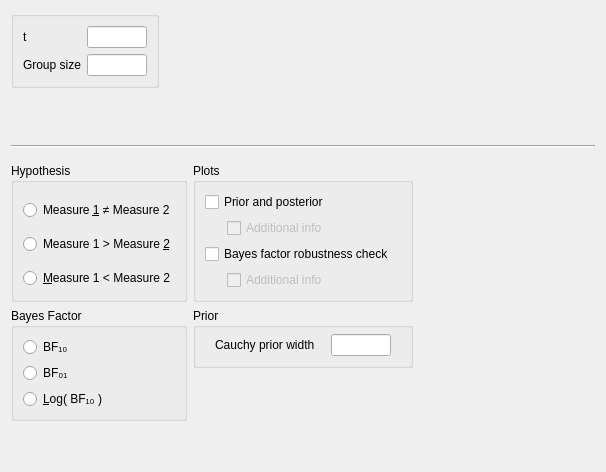
Qt form JASP-Desktop/analysisforms/Bain/bainttestbayesianpairedsamplesform.ui (AlexanderLyNL/jasp-desktop) before a commit.
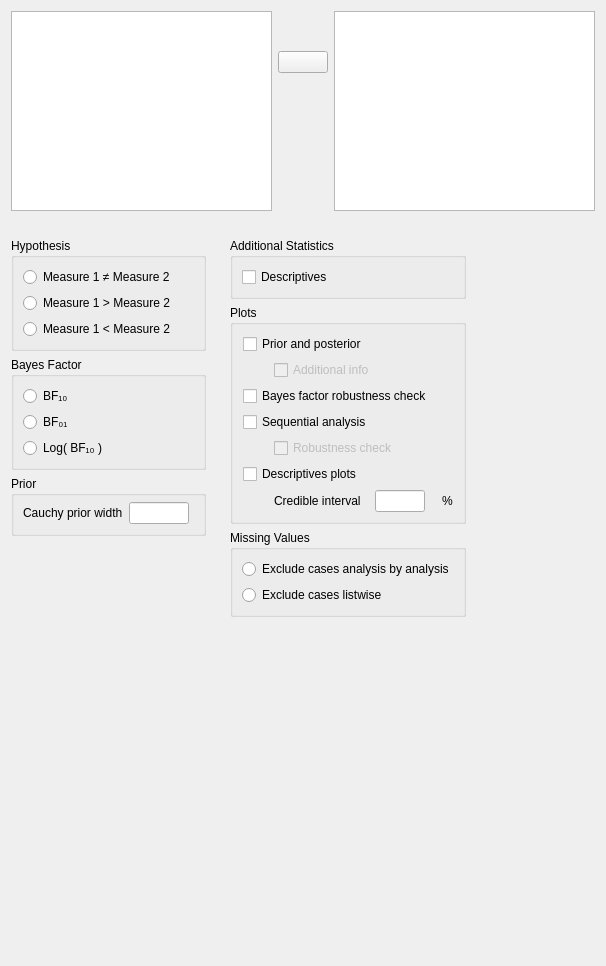
The same form after that commit. Custom widgets are drawn as their Qt base class.

Commit message: changed input type to 'standard' input

Diff of the .ui file:
```diff
--- a/JASP-Desktop/analysisforms/Bain/bainttestbayesianpairedsamplesform.ui
+++ b/JASP-Desktop/analysisforms/Bain/bainttestbayesianpairedsamplesform.ui
@@ -7,7 +7,7 @@
     <x>0</x>
     <y>0</y>
     <width>606</width>
-    <height>472</height>
+    <height>966</height>
    </rect>
   </property>
   <property name="sizePolicy">
@@ -19,77 +19,125 @@
   <property name="windowTitle">
    <string>Form</string>
   </property>
-  <layout class="QGridLayout" name="gridLayout">
-   <item row="2" column="0" colspan="2">
-    <widget class="Line" name="line">
-     <property name="orientation">
-      <enum>Qt::Horizontal</enum>
-     </property>
-    </widget>
-   </item>
+  <layout class="QGridLayout" name="gridLayout_8">
+   <property name="verticalSpacing">
+    <number>0</number>
+   </property>
    <item row="0" column="0">
-    <widget class="BoundGroupBox" name="missingValues">
-     <property name="title">
-      <string/>
+    <widget class="QWidget" name="topWidget" native="true">
+     <property name="sizePolicy">
+      <sizepolicy hsizetype="Expanding" vsizetype="Fixed">
+       <horstretch>0</horstretch>
+       <verstretch>0</verstretch>
+      </sizepolicy>
      </property>
-     <property name="flat">
-      <bool>false</bool>
-     </property>
-     <layout class="QGridLayout" name="gridLayout_6">
-      <item row="0" column="0">
-       <widget class="QLabel" name="label_2">
-        <property name="text">
-         <string>t</string>
-        </property>
-       </widget>
-      </item>
-      <item row="1" column="0">
-       <widget class="QLabel" name="label_3">
-        <property name="text">
-         <string>&lt;html&gt;&lt;head/&gt;&lt;body&gt;&lt;p&gt;Group size&lt;/p&gt;&lt;/body&gt;&lt;/html&gt;</string>
-        </property>
-       </widget>
-      </item>
+     <layout class="QGridLayout" name="gridLayout">
+      <property name="leftMargin">
+       <number>0</number>
+      </property>
+      <property name="topMargin">
+       <number>0</number>
+      </property>
+      <property name="rightMargin">
+       <number>0</number>
+      </property>
+      <property name="verticalSpacing">
+       <number>0</number>
+      </property>
       <item row="0" column="1">
-       <widget class="BoundTextBox" name="tStatistic">
-        <property name="sizePolicy">
-         <sizepolicy hsizetype="Fixed" vsizetype="Preferred">
-          <horstretch>0</horstretch>
-          <verstretch>0</verstretch>
-         </sizepolicy>
+       <spacer name="verticalSpacer_4">
+        <property name="orientation">
+         <enum>Qt::Vertical</enum>
         </property>
-        <property name="minimumSize">
+        <property name="sizeType">
+         <enum>QSizePolicy::Fixed</enum>
+        </property>
+        <property name="sizeHint" stdset="0">
          <size>
-          <width>60</width>
-          <height>0</height>
+          <width>20</width>
+          <height>40</height>
          </size>
         </property>
-        <property name="maximumSize">
+       </spacer>
+      </item>
+      <item row="2" column="1">
+       <spacer name="verticalSpacer_3">
+        <property name="orientation">
+         <enum>Qt::Vertical</enum>
+        </property>
+        <property name="sizeHint" stdset="0">
          <size>
-          <width>60</width>
-          <height>16777215</height>
+          <width>20</width>
+          <height>40</height>
          </size>
         </property>
-       </widget>
+       </spacer>
       </item>
       <item row="1" column="1">
-       <widget class="BoundTextBox" name="n1Size">
+       <widget class="AssignButton" name="assignButton">
         <property name="sizePolicy">
-         <sizepolicy hsizetype="Fixed" vsizetype="Preferred">
+         <sizepolicy hsizetype="Fixed" vsizetype="Fixed">
           <horstretch>0</horstretch>
           <verstretch>0</verstretch>
          </sizepolicy>
         </property>
         <property name="minimumSize">
          <size>
-          <width>60</width>
+          <width>50</width>
           <height>0</height>
          </size>
         </property>
         <property name="maximumSize">
          <size>
-          <width>60</width>
+          <width>50</width>
           <height>16777215</height>
+         </size>
+        </property>
+        <property name="text">
+         <string/>
+        </property>
+       </widget>
+      </item>
+      <item row="0" column="0" rowspan="3">
+       <widget class="AvailableFieldsListView" name="availableFields">
+        <property name="sizePolicy">
+         <sizepolicy hsizetype="Preferred" vsizetype="Fixed">
+          <horstretch>0</horstretch>
+          <verstretch>0</verstretch>
+         </sizepolicy>
+        </property>
+        <property name="minimumSize">
+         <size>
+          <width>210</width>
+          <height>200</height>
+         </size>
+        </property>
+        <property name="maximumSize">
+         <size>
+          <width>16777215</width>
+          <height>400</height>
+         </size>
+        </property>
+       </widget>
+      </item>
+      <item row="0" column="3" rowspan="3">
+       <widget class="BoundPairsTable" name="pairs">
+        <property name="sizePolicy">
+         <sizepolicy hsizetype="Preferred" vsizetype="Fixed">
+          <horstretch>0</horstretch>
+          <verstretch>0</verstretch>
+         </sizepolicy>
+        </property>
+        <property name="minimumSize">
+         <size>
+          <width>210</width>
+          <height>200</height>
+         </size>
+        </property>
+        <property name="maximumSize">
+         <size>
+          <width>16777215</width>
+          <height>400</height>
          </size>
         </property>
        </widget>
@@ -97,8 +145,8 @@
      </layout>
     </widget>
    </item>
-   <item row="3" column="0" colspan="2">
-    <widget class="QWidget" name="gridWidget" native="true">
+   <item row="1" column="0">
+    <widget class="QWidget" name="options" native="true">
      <property name="sizePolicy">
       <sizepolicy hsizetype="Fixed" vsizetype="Fixed">
        <horstretch>0</horstretch>
@@ -115,41 +163,25 @@
       <property name="bottomMargin">
        <number>0</number>
       </property>
-      <item row="1" column="1">
-       <widget class="QWidget" name="widget_3" native="true">
-        <property name="sizePolicy">
-         <sizepolicy hsizetype="Preferred" vsizetype="Preferred">
-          <horstretch>0</horstretch>
-          <verstretch>0</verstretch>
-         </sizepolicy>
+      <property name="horizontalSpacing">
+       <number>24</number>
+      </property>
+      <item row="0" column="0">
+       <widget class="QWidget" name="widget_2" native="true">
+        <property name="maximumSize">
+         <size>
+          <width>240</width>
+          <height>16777215</height>
+         </size>
         </property>
-        <layout class="QGridLayout" name="gridLayout_2">
+        <layout class="QGridLayout" name="gridLayout_5">
          <property name="leftMargin">
           <number>0</number>
          </property>
-         <property name="topMargin">
-          <number>0</number>
-         </property>
          <property name="rightMargin">
           <number>0</number>
          </property>
-         <property name="bottomMargin">
-          <number>0</number>
-         </property>
-         <item row="4" column="0">
-          <spacer name="verticalSpacer_4">
-           <property name="orientation">
-            <enum>Qt::Vertical</enum>
-           </property>
-           <property name="sizeHint" stdset="0">
-            <size>
-             <width>20</width>
-             <height>40</height>
-            </size>
-           </property>
-          </spacer>
-         </item>
-         <item row="0" column="0">
+         <item row="2" column="0">
           <widget class="GroupBox" name="groupBox">
            <property name="title">
             <string>Prior</string>
@@ -158,6 +190,19 @@
             <property name="topMargin">
              <number>6</number>
             </property>
+            <item row="0" column="2">
+             <spacer name="horizontalSpacer_2">
+              <property name="orientation">
+               <enum>Qt::Horizontal</enum>
+              </property>
+              <property name="sizeHint" stdset="0">
+               <size>
+                <width>5</width>
+                <height>20</height>
+               </size>
+              </property>
+             </spacer>
+            </item>
             <item row="0" column="0">
              <widget class="QLabel" name="label">
               <property name="sizePolicy">
@@ -196,31 +241,84 @@
            </layout>
           </widget>
          </item>
-        </layout>
-       </widget>
-      </item>
-      <item row="1" column="0">
-       <widget class="QWidget" name="widget_2" native="true">
-        <property name="maximumSize">
-         <size>
-          <width>240</width>
-          <height>16777215</height>
-         </size>
-        </property>
-        <layout class="QGridLayout" name="gridLayout_5">
-         <property name="leftMargin">
-          <number>0</number>
-         </property>
-         <property name="topMargin">
-          <number>0</number>
-         </property>
-         <property name="rightMargin">
-          <number>0</number>
-         </property>
-         <property name="bottomMargin">
-          <number>0</number>
-         </property>
-         <item row="5" column="0">
+         <item row="0" column="0">
+          <widget class="BoundGroupBox" name="hypothesis">
+           <property name="title">
+            <string>Hypothesis</string>
+           </property>
+           <property name="flat">
+            <bool>false</bool>
+           </property>
+           <layout class="QGridLayout" name="gridLayout_9">
+            <item row="0" column="0">
+             <widget class="QRadioButton" name="_1twoTailed">
+              <property name="sizePolicy">
+               <sizepolicy hsizetype="Fixed" vsizetype="Fixed">
+                <horstretch>0</horstretch>
+                <verstretch>0</verstretch>
+               </sizepolicy>
+              </property>
+              <property name="text">
+               <string>Measure 1 ≠ Measure 2</string>
+              </property>
+             </widget>
+            </item>
+            <item row="2" column="0">
+             <widget class="QRadioButton" name="_3oneTailedLessThan">
+              <property name="sizePolicy">
+               <sizepolicy hsizetype="Fixed" vsizetype="Fixed">
+                <horstretch>0</horstretch>
+                <verstretch>0</verstretch>
+               </sizepolicy>
+              </property>
+              <property name="text">
+               <string>Measure 1 &lt; Measure 2</string>
+              </property>
+             </widget>
+            </item>
+            <item row="1" column="0">
+             <widget class="QRadioButton" name="_2oneTailedGreaterThan">
+              <property name="sizePolicy">
+               <sizepolicy hsizetype="Fixed" vsizetype="Fixed">
+                <horstretch>0</horstretch>
+                <verstretch>0</verstretch>
+               </sizepolicy>
+              </property>
+              <property name="text">
+               <string>Measure 1 &gt; Measure 2</string>
+              </property>
+             </widget>
+            </item>
+            <item row="1" column="1">
+             <spacer name="horizontalSpacer_3">
+              <property name="orientation">
+               <enum>Qt::Horizontal</enum>
+              </property>
+              <property name="sizeHint" stdset="0">
+               <size>
+                <width>5</width>
+                <height>20</height>
+               </size>
+              </property>
+             </spacer>
+            </item>
+           </layout>
+          </widget>
+         </item>
+         <item row="6" column="0">
+          <spacer name="verticalSpacer">
+           <property name="orientation">
+            <enum>Qt::Vertical</enum>
+           </property>
+           <property name="sizeHint" stdset="0">
+            <size>
+             <width>20</width>
+             <height>40</height>
+            </size>
+           </property>
+          </spacer>
+         </item>
+         <item row="1" column="0">
           <widget class="BoundGroupBox" name="bayesFactorType">
            <property name="title">
             <string>Bayes Factor</string>
@@ -229,19 +327,6 @@
             <bool>false</bool>
            </property>
            <layout class="QGridLayout" name="gridLayout_13">
-            <item row="0" column="0">
-             <widget class="QRadioButton" name="_1">
-              <property name="sizePolicy">
-               <sizepolicy hsizetype="Fixed" vsizetype="Fixed">
-                <horstretch>0</horstretch>
-                <verstretch>0</verstretch>
-               </sizepolicy>
-              </property>
-              <property name="text">
-               <string>BF₁₀</string>
-              </property>
-             </widget>
-            </item>
             <item row="1" column="0">
              <widget class="QRadioButton" name="_2">
               <property name="sizePolicy">
@@ -264,18 +349,31 @@
                </sizepolicy>
               </property>
               <property name="text">
-               <string>&amp;Log( BF₁₀ )</string>
+               <string>Log( BF₁₀ )</string>
+              </property>
+             </widget>
+            </item>
+            <item row="0" column="0">
+             <widget class="QRadioButton" name="_1">
+              <property name="sizePolicy">
+               <sizepolicy hsizetype="Fixed" vsizetype="Fixed">
+                <horstretch>0</horstretch>
+                <verstretch>0</verstretch>
+               </sizepolicy>
+              </property>
+              <property name="text">
+               <string>BF₁₀</string>
               </property>
              </widget>
             </item>
             <item row="1" column="1">
-             <spacer name="horizontalSpacer_3">
+             <spacer name="horizontalSpacer">
               <property name="orientation">
                <enum>Qt::Horizontal</enum>
               </property>
               <property name="sizeHint" stdset="0">
                <size>
-                <width>40</width>
+                <width>5</width>
                 <height>20</height>
                </size>
               </property>
@@ -284,151 +382,252 @@
            </layout>
           </widget>
          </item>
-         <item row="7" column="0">
-          <spacer name="verticalSpacer">
-           <property name="orientation">
-            <enum>Qt::Vertical</enum>
-           </property>
-           <property name="sizeHint" stdset="0">
-            <size>
-             <width>20</width>
-             <height>40</height>
-            </size>
-           </property>
-          </spacer>
-         </item>
-        </layout>
-       </widget>
-      </item>
-      <item row="0" column="0">
-       <widget class="BoundGroupBox" name="hypothesis">
-        <property name="title">
-         <string>Hypothesis</string>
-        </property>
-        <property name="flat">
-         <bool>true</bool>
-        </property>
-        <layout class="QGridLayout" name="gridLayout_9">
-         <property name="bottomMargin">
-          <number>0</number>
-         </property>
-         <item row="2" column="0">
-          <widget class="QRadioButton" name="_3oneTailedLessThan">
-           <property name="sizePolicy">
-            <sizepolicy hsizetype="Fixed" vsizetype="Fixed">
-             <horstretch>0</horstretch>
-             <verstretch>0</verstretch>
-            </sizepolicy>
-           </property>
-           <property name="text">
-            <string>&amp;Measure 1 &lt; Measure 2</string>
-           </property>
-          </widget>
-         </item>
-         <item row="1" column="0">
-          <widget class="QRadioButton" name="_2oneTailedGreaterThan">
-           <property name="sizePolicy">
-            <sizepolicy hsizetype="Fixed" vsizetype="Fixed">
-             <horstretch>0</horstretch>
-             <verstretch>0</verstretch>
-            </sizepolicy>
-           </property>
-           <property name="text">
-            <string>Measure 1 &gt; Measure &amp;2</string>
-           </property>
-          </widget>
-         </item>
-         <item row="0" column="0">
-          <widget class="QRadioButton" name="_1twoTailed">
-           <property name="sizePolicy">
-            <sizepolicy hsizetype="Fixed" vsizetype="Fixed">
-             <horstretch>0</horstretch>
-             <verstretch>0</verstretch>
-            </sizepolicy>
-           </property>
-           <property name="text">
-            <string>Measure &amp;1 ≠ Measure 2</string>
-           </property>
-          </widget>
-         </item>
         </layout>
        </widget>
       </item>
       <item row="0" column="1">
-       <widget class="GroupBox" name="plotsGroup">
-        <property name="title">
-         <string>Plots</string>
-        </property>
-        <layout class="QGridLayout" name="gridLayout_4">
-         <item row="0" column="0" colspan="3">
-          <widget class="BoundCheckBox" name="plotPriorAndPosterior">
-           <property name="enabled">
-            <bool>true</bool>
+       <widget class="QWidget" name="widget_3" native="true">
+        <layout class="QGridLayout" name="gridLayout_2">
+         <property name="leftMargin">
+          <number>0</number>
+         </property>
+         <property name="rightMargin">
+          <number>0</number>
+         </property>
+         <item row="0" column="0" colspan="2">
+          <widget class="GroupBox" name="additionalStatisticsGroup">
+           <property name="title">
+            <string>Additional Statistics</string>
            </property>
-           <property name="sizePolicy">
-            <sizepolicy hsizetype="Fixed" vsizetype="Fixed">
-             <horstretch>0</horstretch>
-             <verstretch>0</verstretch>
-            </sizepolicy>
-           </property>
-           <property name="text">
-            <string>Prior and posterior</string>
-           </property>
+           <layout class="QGridLayout" name="gridLayout_3">
+            <item row="0" column="0" colspan="2">
+             <widget class="BoundCheckBox" name="descriptives">
+              <property name="sizePolicy">
+               <sizepolicy hsizetype="Fixed" vsizetype="Fixed">
+                <horstretch>0</horstretch>
+                <verstretch>0</verstretch>
+               </sizepolicy>
+              </property>
+              <property name="text">
+               <string>Descriptives</string>
+              </property>
+             </widget>
+            </item>
+           </layout>
           </widget>
          </item>
-         <item row="2" column="1" colspan="3">
-          <widget class="BoundCheckBox" name="plotPriorAndPosteriorAdditionalInfo">
-           <property name="enabled">
-            <bool>false</bool>
+         <item row="1" column="0" colspan="2">
+          <widget class="GroupBox" name="plotsGroup">
+           <property name="title">
+            <string>Plots</string>
            </property>
-           <property name="sizePolicy">
-            <sizepolicy hsizetype="Fixed" vsizetype="Fixed">
-             <horstretch>0</horstretch>
-             <verstretch>0</verstretch>
-            </sizepolicy>
-           </property>
-           <property name="text">
-            <string>Additional info</string>
-           </property>
+           <layout class="QGridLayout" name="gridLayout_4">
+            <item row="6" column="0">
+             <widget class="QLabel" name="label_4">
+              <property name="minimumSize">
+               <size>
+                <width>10</width>
+                <height>0</height>
+               </size>
+              </property>
+              <property name="maximumSize">
+               <size>
+                <width>10</width>
+                <height>16777215</height>
+               </size>
+              </property>
+              <property name="text">
+               <string/>
+              </property>
+             </widget>
+            </item>
+            <item row="3" column="0" colspan="3">
+             <widget class="BoundCheckBox" name="plotSequentialAnalysis">
+              <property name="sizePolicy">
+               <sizepolicy hsizetype="Fixed" vsizetype="Fixed">
+                <horstretch>0</horstretch>
+                <verstretch>0</verstretch>
+               </sizepolicy>
+              </property>
+              <property name="text">
+               <string>Sequential analysis</string>
+              </property>
+             </widget>
+            </item>
+            <item row="6" column="3">
+             <widget class="QLabel" name="label_3">
+              <property name="sizePolicy">
+               <sizepolicy hsizetype="Fixed" vsizetype="Fixed">
+                <horstretch>0</horstretch>
+                <verstretch>0</verstretch>
+               </sizepolicy>
+              </property>
+              <property name="text">
+               <string>%</string>
+              </property>
+             </widget>
+            </item>
+            <item row="6" column="1">
+             <widget class="QLabel" name="label_2">
+              <property name="sizePolicy">
+               <sizepolicy hsizetype="Fixed" vsizetype="Fixed">
+                <horstretch>0</horstretch>
+                <verstretch>0</verstretch>
+               </sizepolicy>
+              </property>
+              <property name="text">
+               <string>Credible interval</string>
+              </property>
+             </widget>
+            </item>
+            <item row="6" column="2">
+             <widget class="BoundTextBox" name="descriptivesPlotsCredibleInterval">
+              <property name="sizePolicy">
+               <sizepolicy hsizetype="Fixed" vsizetype="Preferred">
+                <horstretch>0</horstretch>
+                <verstretch>0</verstretch>
+               </sizepolicy>
+              </property>
+              <property name="minimumSize">
+               <size>
+                <width>50</width>
+                <height>0</height>
+               </size>
+              </property>
+              <property name="maximumSize">
+               <size>
+                <width>50</width>
+                <height>16777215</height>
+               </size>
+              </property>
+             </widget>
+            </item>
+            <item row="5" column="0" colspan="3">
+             <widget class="BoundCheckBox" name="descriptivesPlots">
+              <property name="sizePolicy">
+               <sizepolicy hsizetype="Fixed" vsizetype="Fixed">
+                <horstretch>0</horstretch>
+                <verstretch>0</verstretch>
+               </sizepolicy>
+              </property>
+              <property name="text">
+               <string>Descriptives plots</string>
+              </property>
+             </widget>
+            </item>
+            <item row="2" column="0" colspan="3">
+             <widget class="BoundCheckBox" name="plotBayesFactorRobustness">
+              <property name="sizePolicy">
+               <sizepolicy hsizetype="Fixed" vsizetype="Fixed">
+                <horstretch>0</horstretch>
+                <verstretch>0</verstretch>
+               </sizepolicy>
+              </property>
+              <property name="text">
+               <string>Bayes factor robustness check</string>
+              </property>
+             </widget>
+            </item>
+            <item row="4" column="1" colspan="3">
+             <widget class="BoundCheckBox" name="plotSequentialAnalysisRobustness">
+              <property name="enabled">
+               <bool>false</bool>
+              </property>
+              <property name="sizePolicy">
+               <sizepolicy hsizetype="Fixed" vsizetype="Fixed">
+                <horstretch>0</horstretch>
+                <verstretch>0</verstretch>
+               </sizepolicy>
+              </property>
+              <property name="text">
+               <string>Robustness check</string>
+              </property>
+             </widget>
+            </item>
+            <item row="1" column="1" colspan="3">
+             <widget class="BoundCheckBox" name="plotPriorAndPosteriorAdditionalInfo">
+              <property name="enabled">
+               <bool>false</bool>
+              </property>
+              <property name="sizePolicy">
+               <sizepolicy hsizetype="Fixed" vsizetype="Fixed">
+                <horstretch>0</horstretch>
+                <verstretch>0</verstretch>
+               </sizepolicy>
+              </property>
+              <property name="text">
+               <string>Additional info</string>
+              </property>
+             </widget>
+            </item>
+            <item row="0" column="0" colspan="3">
+             <widget class="BoundCheckBox" name="plotPriorAndPosterior">
+              <property name="sizePolicy">
+               <sizepolicy hsizetype="Fixed" vsizetype="Fixed">
+                <horstretch>0</horstretch>
+                <verstretch>0</verstretch>
+               </sizepolicy>
+              </property>
+              <property name="text">
+               <string>Prior and posterior</string>
+              </property>
+             </widget>
+            </item>
+            <item row="1" column="0">
+             <widget class="QWidget" name="widget" native="true">
+              <property name="minimumSize">
+               <size>
+                <width>10</width>
+                <height>0</height>
+               </size>
+              </property>
+              <property name="maximumSize">
+               <size>
+                <width>10</width>
+                <height>16777215</height>
+               </size>
+              </property>
+             </widget>
+            </item>
+           </layout>
           </widget>
          </item>
-         <item row="3" column="0" colspan="3">
-          <widget class="BoundCheckBox" name="plotBayesFactorRobustness">
-           <property name="sizePolicy">
-            <sizepolicy hsizetype="Fixed" vsizetype="Fixed">
-             <horstretch>0</horstretch>
-             <verstretch>0</verstretch>
-            </sizepolicy>
+         <item row="2" column="0" colspan="2">
+          <widget class="BoundGroupBox" name="missingValues">
+           <property name="title">
+            <string>Missing Values</string>
            </property>
-           <property name="text">
-            <string>Bayes factor robustness check</string>
-           </property>
-          </widget>
-         </item>
-         <item row="4" column="0">
-          <widget class="QWidget" name="widget_4" native="true">
-           <property name="maximumSize">
-            <size>
-             <width>16</width>
-             <height>16777215</height>
-            </size>
-           </property>
-          </widget>
-         </item>
-         <item row="4" column="1">
-          <widget class="BoundCheckBox" name="plotBayesFactorRobustnessAdditionalInfo">
-           <property name="enabled">
+           <property name="flat">
             <bool>false</bool>
            </property>
-           <property name="sizePolicy">
-            <sizepolicy hsizetype="Fixed" vsizetype="Fixed">
-             <horstretch>0</horstretch>
-             <verstretch>0</verstretch>
-            </sizepolicy>
-           </property>
-           <property name="text">
-            <string>Additional info</string>
-           </property>
+           <layout class="QGridLayout" name="gridLayout_6">
+            <item row="0" column="0">
+             <widget class="QRadioButton" name="_1excludeAnalysisByAnalysis">
+              <property name="sizePolicy">
+               <sizepolicy hsizetype="Fixed" vsizetype="Fixed">
+                <horstretch>0</horstretch>
+                <verstretch>0</verstretch>
+               </sizepolicy>
+              </property>
+              <property name="text">
+               <string>Exclude cases analysis by analysis</string>
+              </property>
+             </widget>
+            </item>
+            <item row="1" column="0">
+             <widget class="QRadioButton" name="_2excludeListwise">
+              <property name="sizePolicy">
+               <sizepolicy hsizetype="Fixed" vsizetype="Fixed">
+                <horstretch>0</horstretch>
+                <verstretch>0</verstretch>
+               </sizepolicy>
+              </property>
+              <property name="text">
+               <string>Exclude cases listwise</string>
+              </property>
+             </widget>
+            </item>
+           </layout>
           </widget>
          </item>
         </layout>
@@ -437,18 +636,15 @@
      </layout>
     </widget>
    </item>
-   <item row="1" column="0">
-    <widget class="QWidget" name="widget" native="true"/>
-   </item>
-   <item row="0" column="1">
-    <spacer name="horizontalSpacer_2">
+   <item row="2" column="0">
+    <spacer name="verticalSpacer_5">
      <property name="orientation">
-      <enum>Qt::Horizontal</enum>
+      <enum>Qt::Vertical</enum>
      </property>
      <property name="sizeHint" stdset="0">
       <size>
-       <width>40</width>
-       <height>20</height>
+       <width>20</width>
+       <height>40</height>
       </size>
      </property>
     </spacer>
@@ -456,6 +652,22 @@
   </layout>
  </widget>
  <customwidgets>
+  <customwidget>
+   <class>AssignButton</class>
+   <extends>QPushButton</extends>
+   <header>widgets/assignbutton.h</header>
+  </customwidget>
+  <customwidget>
+   <class>AvailableFieldsListView</class>
+   <extends>QListView</extends>
+   <header>widgets/availablefieldslistview.h</header>
+  </customwidget>
+  <customwidget>
+   <class>GroupBox</class>
+   <extends>QGroupBox</extends>
+   <header>widgets/groupbox.h</header>
+   <container>1</container>
+  </customwidget>
   <customwidget>
    <class>BoundTextBox</class>
    <extends>QLineEdit</extends>
@@ -473,10 +685,9 @@
    <header>widgets/boundcheckbox.h</header>
   </customwidget>
   <customwidget>
-   <class>GroupBox</class>
-   <extends>QGroupBox</extends>
-   <header>widgets/groupbox.h</header>
-   <container>1</container>
+   <class>BoundPairsTable</class>
+   <extends>QTableView</extends>
+   <header>widgets/boundpairstable.h</header>
   </customwidget>
  </customwidgets>
  <resources/>
```
Left out of the diff: 24 changed lines with no effect on the pictures. The commit also changes 11 other files.
